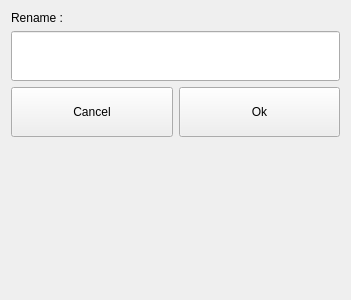
First picture: the form in src/dlgrename.ui, repository ic005k/Knot-Legacy, before the edit.
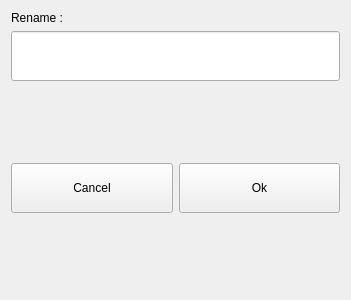
Second picture: the form after the edit.

Commit message: Optimized the rename dialog

The edit to the form file:
```diff
--- a/src/dlgrename.ui
+++ b/src/dlgrename.ui
@@ -21,6 +21,19 @@
      </property>
     </widget>
    </item>
+   <item row="4" column="0">
+    <spacer name="verticalSpacer">
+     <property name="orientation">
+      <enum>Qt::Vertical</enum>
+     </property>
+     <property name="sizeHint" stdset="0">
+      <size>
+       <width>20</width>
+       <height>40</height>
+      </size>
+     </property>
+    </spacer>
+   </item>
    <item row="1" column="0">
     <widget class="QLineEdit" name="editName">
      <property name="minimumSize">
@@ -31,7 +44,7 @@
      </property>
     </widget>
    </item>
-   <item row="2" column="0">
+   <item row="3" column="0">
     <layout class="QHBoxLayout" name="horizontalLayout">
      <item>
       <widget class="QToolButton" name="btnCancel">
@@ -73,8 +86,8 @@
      </item>
     </layout>
    </item>
-   <item row="3" column="0">
-    <spacer name="verticalSpacer">
+   <item row="2" column="0">
+    <spacer name="verticalSpacer_2">
      <property name="orientation">
       <enum>Qt::Vertical</enum>
      </property>
```
The commit also changes 2 other files.
